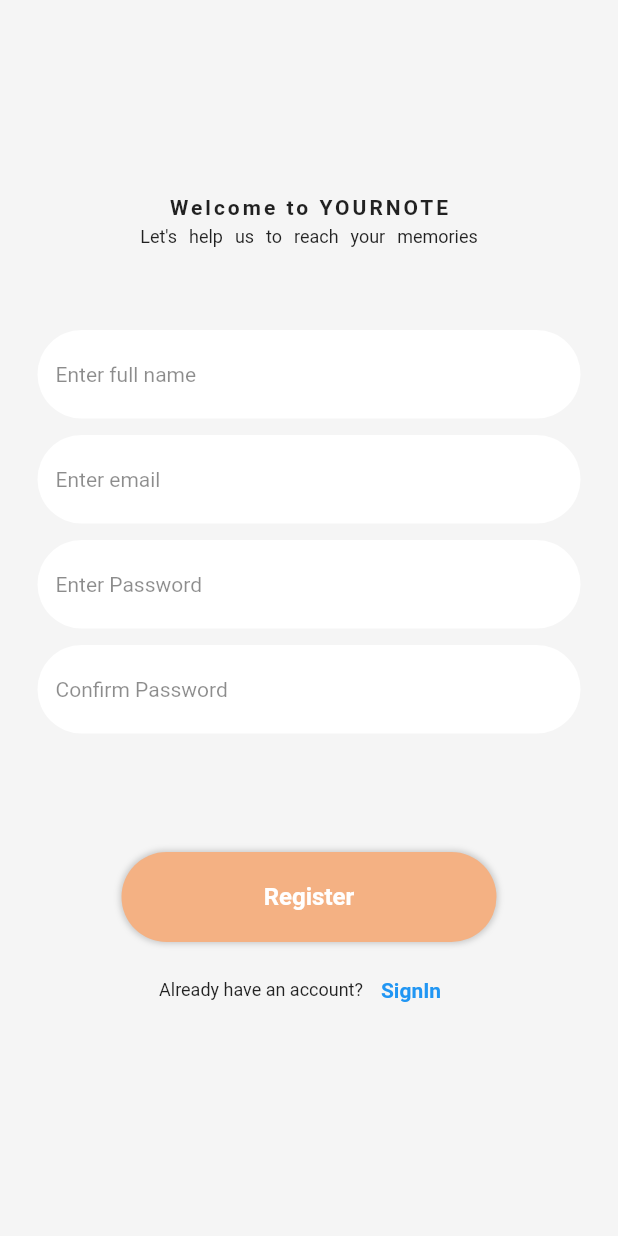
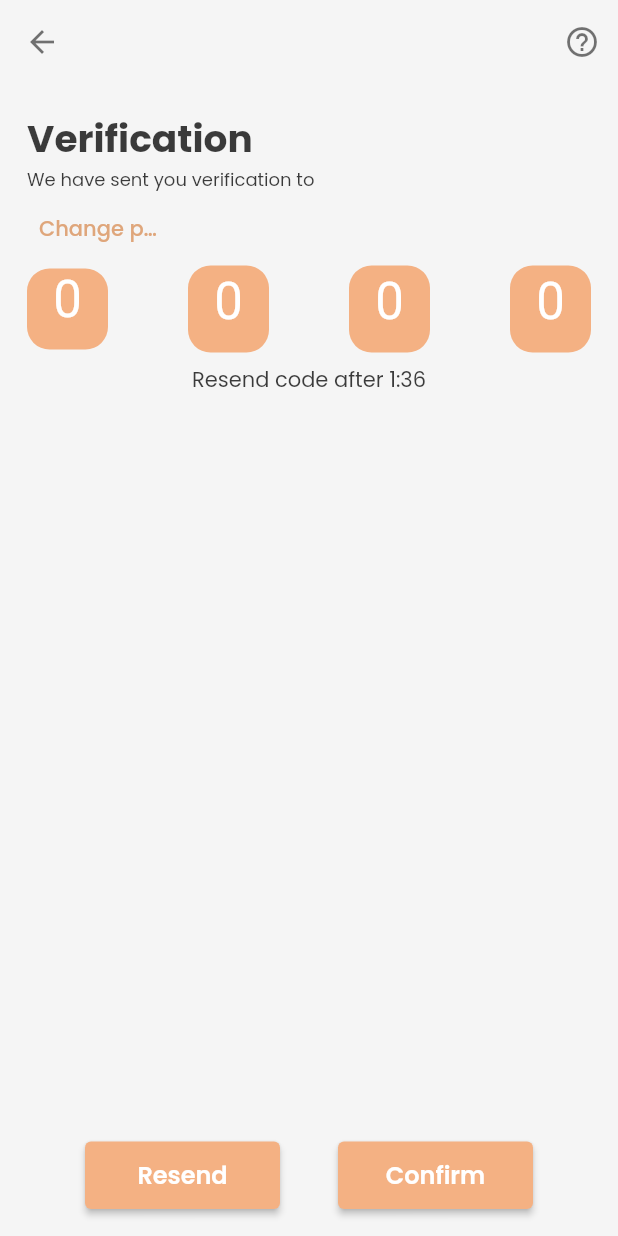
Before and after one commit to Hussain-Mehdi/yournotes_project_flutter, a Flutter app: the SignUpScreen screen opened directly, after a tap on "Register", on a phone screen of 412 x 824 dp. Run offline on Flutter 3.47's test engine with Material 2 defaults, Android fonts, the phone set to English and light mode, and no system bars; our stand-ins replace firebase_auth, firebase_core, google_fonts, shared_preferences; accounts and stored records are empty; network calls fail.

Commit message:
verifcation screen done

```diff
--- a/lib/main.dart
+++ b/lib/main.dart
@@ -1,6 +1,7 @@
 import 'package:flutter/material.dart';
 import 'package:firebase_core/firebase_core.dart';
 import 'screens/home_screen.dart';
+import 'screens/otpverification_screen.dart';
 import 'screens/splash_screen.dart';
 
 Future main() async {
--- /dev/null
+++ b/lib/screens/otpverification_screen.dart
@@ -0,0 +1,288 @@
+import 'package:flutter/material.dart';
+import 'package:google_fonts/google_fonts.dart';
+import 'package:flutter/services.dart';
+
+class OTPVerificationScreen extends StatelessWidget {
+  String userEmail;
+  OTPVerificationScreen({required this.userEmail});
+
+  @override
+  Widget build(BuildContext context) {
+    return Scaffold(
+      backgroundColor: const Color(0xfff5f5f5),
+      appBar: AppBar(
+        iconTheme: const IconThemeData(
+          color: Colors.black54,
+        ),
+        backgroundColor: const Color(0xfff5f5f5),
+        elevation: 0,
+        actions: [
+          IconButton(
+              onPressed: () {
+                showDialog(
+                    context: context,
+                    barrierDismissible: true,
+                    builder: (BuildContext context) {
+                      return AlertDialog(
+                        title: const Text("Verification"),
+                        content: RichText(
+                          text: TextSpan(
+                              text: "We have sent you verifcation code on ",
+                              style: GoogleFonts.poppins(
+                                color: Color.fromARGB(190, 0, 0, 0),
+                              ),
+                              children: [
+                                TextSpan(
+                                    text: userEmail,
+                                    style: GoogleFonts.poppins(
+                                        fontSize: 12,
+                                        color: Color(0xffDFA67B),
+                                        fontWeight: FontWeight.w600)),
+                                TextSpan(
+                                    text:
+                                        "You will receive the code in a bit. Verify your account and carry on.",
+                                    style: GoogleFonts.poppins(
+                                      color: Color.fromARGB(190, 0, 0, 0),
+                                    ))
+                              ]),
+                        ),
+                        actions: [
+                          IconButton(
+                              onPressed: () {
+                                Navigator.pop(context);
+                              },
+                              icon: const Icon(Icons.close))
+                        ],
+                      );
+                    });
+              },
+              icon: const Icon(Icons.help_outline))
+        ],
+      ),
+      body: Padding(
+        padding: const EdgeInsets.all(18.0),
+        child: Column(
+          crossAxisAlignment: CrossAxisAlignment.start,
+          children: [
+            Text(
+              "Verification",
+              style: GoogleFonts.poppins(
+                  color: const Color.fromARGB(195, 0, 0, 0),
+                  fontSize: 25,
+                  fontWeight: FontWeight.w700),
+            ),
+            Text(
+              "We have sent you verification to",
+              style: GoogleFonts.poppins(
+                fontSize: 12,
+                color: const Color.fromARGB(195, 0, 0, 0),
+                fontWeight: FontWeight.w400,
+              ),
+            ),
+            Row(
+              children: [
+                Text(
+                  userEmail,
+                  style: GoogleFonts.poppins(
+                      color: const Color.fromARGB(195, 0, 0, 0),
+                      fontSize: 14,
+                      fontWeight: FontWeight.w600),
+                ),
+                TextButton(
+                    onPressed: () {},
+                    child: Expanded(
+                      child: SizedBox(
+                        width: 80,
+                        child: Text(
+                          "Change phone number?",
+                          overflow: TextOverflow.ellipsis,
+                          maxLines: 1,
+                          style: GoogleFonts.poppins(
+                              color: const Color(0xffDFA67B)),
+                        ),
+                      ),
+                    ))
+              ],
+            ),
+            const VerificationBox(),
+            Padding(
+              padding: const EdgeInsets.all(8.0),
+              child: SizedBox(
+                width: MediaQuery.of(context).size.width,
+                child: Text(
+                  "Resend code after 1:36",
+                  textAlign: TextAlign.center,
+                  style: GoogleFonts.poppins(
+                      color: const Color.fromARGB(195, 0, 0, 0),
+                      fontSize: 14,
+                      fontWeight: FontWeight.w400),
+                ),
+              ),
+            ),
+            const Spacer(),
+            Row(
+              mainAxisAlignment: MainAxisAlignment.spaceEvenly,
+              children: [
+                SizedBox(
+                  width: 130,
+                  height: 45,
+                  child: ElevatedButton(
+                      onPressed: () {},
+                      style: ButtonStyle(
+                          backgroundColor: MaterialStateProperty.all(
+                        const Color(0xffF4B183),
+                      )),
+                      child: Text(
+                        "Resend",
+                        style: GoogleFonts.poppins(
+                            fontSize: 16, fontWeight: FontWeight.w600),
+                      )),
+                ),
+                SizedBox(
+                  width: 130,
+                  height: 45,
+                  child: ElevatedButton(
+                      onPressed: () {},
+                      style: ButtonStyle(
+                          backgroundColor: MaterialStateProperty.all(
+                        const Color(0xffF4B183),
+                      )),
+                      child: Text(
+                        "Confirm",
+                        style: GoogleFonts.poppins(
+                            fontSize: 16, fontWeight: FontWeight.w600),
+                      )),
+                ),
+              ],
+            )
+          ],
+        ),
+      ),
+    );
+  }
+}
+
+class VerificationBox extends StatelessWidget {
+  const VerificationBox({
+    super.key,
+  });
+
+  @override
+  Widget build(BuildContext context) {
+    return Form(
+      child: Row(
+        mainAxisAlignment: MainAxisAlignment.spaceBetween,
+        children: [
+          SizedBox(
+            height: 54,
+            width: 54,
+            child: TextFormField(
+              onSaved: (pin1) {},
+              onChanged: (value) {
+                if (value.length == 1) {
+                  FocusScope.of(context).nextFocus();
+                }
+              },
+              decoration: InputDecoration(
+                  fillColor: const Color(0xffF4B183),
+                  filled: true,
+                  hintText: '0',
+                  hintStyle: const TextStyle(color: Colors.white),
+                  border: OutlineInputBorder(
+                      borderRadius: BorderRadius.circular(15),
+                      borderSide: BorderSide.none)),
+              style: Theme.of(context).textTheme.headlineMedium,
+              keyboardType: TextInputType.number,
+              textAlign: TextAlign.center,
+              inputFormatters: [
+                LengthLimitingTextInputFormatter(1),
+                FilteringTextInputFormatter.digitsOnly
+              ],
+            ),
+          ),
+          SizedBox(
+            height: 58,
+            width: 54,
+            child: TextFormField(
+              onSaved: (pin1) {},
+              onChanged: (value) {
+                if (value.length == 1) {
+                  FocusScope.of(context).nextFocus();
+                }
+              },
+              decoration: InputDecoration(
+                  fillColor: const Color(0xffF4B183),
+                  filled: true,
+                  hintText: '0',
+                  hintStyle: const TextStyle(color: Colors.white),
+                  border: OutlineInputBorder(
+                      borderRadius: BorderRadius.circular(15),
+                      borderSide: BorderSide.none)),
+              style: Theme.of(context).textTheme.headlineMedium,
+              keyboardType: TextInputType.number,
+              textAlign: TextAlign.center,
+              inputFormatters: [
+                LengthLimitingTextInputFormatter(1),
+                FilteringTextInputFormatter.digitsOnly
+              ],
+            ),
+          ),
+          SizedBox(
+            height: 58,
+            width: 54,
+            child: TextFormField(
+              onSaved: (pin1) {},
+              onChanged: (value) {
+                if (value.length == 1) {
+                  FocusScope.of(context).nextFocus();
+                }
+              },
+              decoration: InputDecoration(
+                  fillColor: const Color(0xffF4B183),
+                  filled: true,
+                  hintText: '0',
+                  hintStyle: const TextStyle(color: Colors.white),
+                  border: OutlineInputBorder(
+                      borderRadius: BorderRadius.circular(15),
+                      borderSide: BorderSide.none)),
+              style: Theme.of(context).textTheme.headlineMedium,
+              keyboardType: TextInputType.number,
+              textAlign: TextAlign.center,
+              inputFormatters: [
+                LengthLimitingTextInputFormatter(1),
+                FilteringTextInputFormatter.digitsOnly
+              ],
+            ),
+          ),
+          SizedBox(
+            height: 58,
+            width: 54,
+            child: TextFormField(
+              onSaved: (pin1) {},
+              onChanged: (value) {
+                if (value.length == 1) {
+                  FocusScope.of(context).nextFocus();
+                }
+              },
+              decoration: InputDecoration(
+                  fillColor: const Color(0xffF4B183),
+                  filled: true,
+                  hintText: '0',
+                  hintStyle: const TextStyle(color: Colors.white),
+                  border: OutlineInputBorder(
+                      borderRadius: BorderRadius.circular(15),
+                      borderSide: BorderSide.none)),
+              style: Theme.of(context).textTheme.headlineMedium,
+              keyboardType: TextInputType.number,
+              textAlign: TextAlign.center,
+              inputFormatters: [
+                LengthLimitingTextInputFormatter(1),
+                FilteringTextInputFormatter.digitsOnly
+              ],
+            ),
+          ),
+        ],
+      ),
+    );
+  }
+}
--- a/lib/screens/signup_screen.dart
+++ b/lib/screens/signup_screen.dart
@@ -3,6 +3,7 @@ import 'package:flutter/material.dart';
 import '../httphelper/httphelper.dart';
 import '../widgets/button_widget.dart';
 import 'login_Screen.dart';
+import 'otpverification_screen.dart';
 
 class SignUpScreen extends StatelessWidget {
   SignUpScreen({super.key});
@@ -17,6 +18,7 @@ class SignUpScreen extends StatelessWidget {
     return Scaffold(
       backgroundColor: const Color(0xffF5F5F5),
       body: SingleChildScrollView(
+        child: Form(
           child: Column(
             crossAxisAlignment: CrossAxisAlignment.center,
             children: [
@@ -54,8 +56,8 @@ class SignUpScreen extends StatelessWidget {
                         filled: true,
                         fillColor: Colors.white,
                         hintText: 'Enter full name',
-                      hintStyle:
-                          const TextStyle(fontSize: 14, color: Colors.black45),
+                        hintStyle: const TextStyle(
+                            fontSize: 14, color: Colors.black45),
                         border: OutlineInputBorder(
                             borderSide: BorderSide.none,
                             borderRadius: BorderRadius.circular(30))),
@@ -76,8 +78,8 @@ class SignUpScreen extends StatelessWidget {
                         filled: true,
                         fillColor: Colors.white,
                         hintText: 'Enter email',
-                      hintStyle:
-                          const TextStyle(fontSize: 14, color: Colors.black45),
+                        hintStyle: const TextStyle(
+                            fontSize: 14, color: Colors.black45),
                         border: OutlineInputBorder(
                             borderSide: BorderSide.none,
                             borderRadius: BorderRadius.circular(30))),
@@ -85,17 +87,20 @@ class SignUpScreen extends StatelessWidget {
                 ),
               ),
               Padding(
-              padding: const EdgeInsets.only(left: 25.0, right: 25, bottom: 10),
+                padding:
+                    const EdgeInsets.only(left: 25.0, right: 25, bottom: 10),
                 child: SizedBox(
                   height: 60,
                   child: TextField(
                     controller: userPassword,
+                    obscureText: true,
                     decoration: InputDecoration(
+                        prefixIcon: const Icon(Icons.lock_outline),
                         filled: true,
                         fillColor: Colors.white,
                         hintText: 'Enter Password',
-                      hintStyle:
-                          const TextStyle(fontSize: 14, color: Colors.black45),
+                        hintStyle: const TextStyle(
+                            fontSize: 14, color: Colors.black45),
                         border: OutlineInputBorder(
                             borderSide: BorderSide.none,
                             borderRadius: BorderRadius.circular(30))),
@@ -107,13 +112,15 @@ class SignUpScreen extends StatelessWidget {
                 child: SizedBox(
                   height: 60,
                   child: TextField(
+                    obscureText: true,
                     controller: userConfirmPassword,
                     decoration: InputDecoration(
+                        prefixIcon: const Icon(Icons.lock_outline),
                         filled: true,
                         fillColor: Colors.white,
                         hintText: 'Confirm Password',
-                      hintStyle:
-                          const TextStyle(fontSize: 14, color: Colors.black45),
+                        hintStyle: const TextStyle(
+                            fontSize: 14, color: Colors.black45),
                         border: OutlineInputBorder(
                             borderSide: BorderSide.none,
                             borderRadius: BorderRadius.circular(30))),
@@ -123,7 +130,15 @@ class SignUpScreen extends StatelessWidget {
               Padding(
                 padding: const EdgeInsets.only(top: 70.0),
                 child: InkWell(
-                  onTap: registerButtonPress,
+                    onTap: () {
+                      registerButtonPress();
+                      Navigator.push(
+                          context,
+                          MaterialPageRoute(
+                            builder: (context) => OTPVerificationScreen(
+                                userEmail: userEmail.text),
+                          ));
+                    },
                     child: MyButton(buttonText: 'Register', pressed: false)),
               ),
               Row(
@@ -140,8 +155,7 @@ class SignUpScreen extends StatelessWidget {
                         Navigator.push(
                             context,
                             MaterialPageRoute(
-                            builder: (context) => LoginScreen(),
-                          ));
+                                builder: (context) => LoginScreen()));
                       },
                       child: const Text("SignIn",
                           style: TextStyle(
@@ -149,6 +163,7 @@ class SignUpScreen extends StatelessWidget {
                 ],
               )
             ],
+          ),
         ),
       ),
     );
--- a/lib/screens/splash_screen.dart
+++ b/lib/screens/splash_screen.dart
@@ -43,10 +43,10 @@ class SplashScreen extends StatelessWidget {
             padding: const EdgeInsets.only(top: 70.0),
             child: InkWell(
               onTap: () {
-                Navigator.push(
+                Navigator.pushReplacement(
                     context,
                     MaterialPageRoute(
-                      builder: (context) => SignUpScreen(),
+                      builder: (context) => const LoginScreen(),
                     ));
               },
               child: MyButton(
```
Also changed, not shown: lib/httphelper/httphelper.dart (+9 -11 lines), lib/httphelper/sp_helper.dart (added, +42 -0 lines), lib/screens/login_Screen.dart (+6 -1 lines), images/user.png (added). Lines whose indentation alone changed are shown as unchanged.
